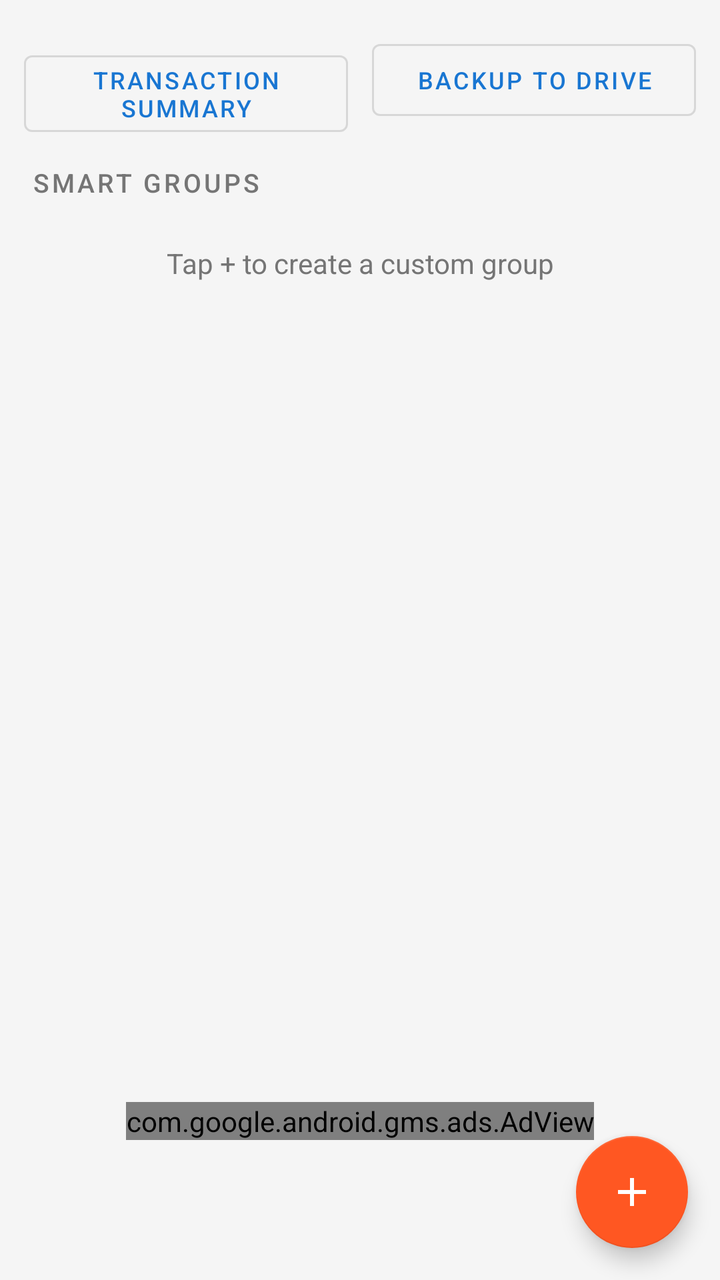
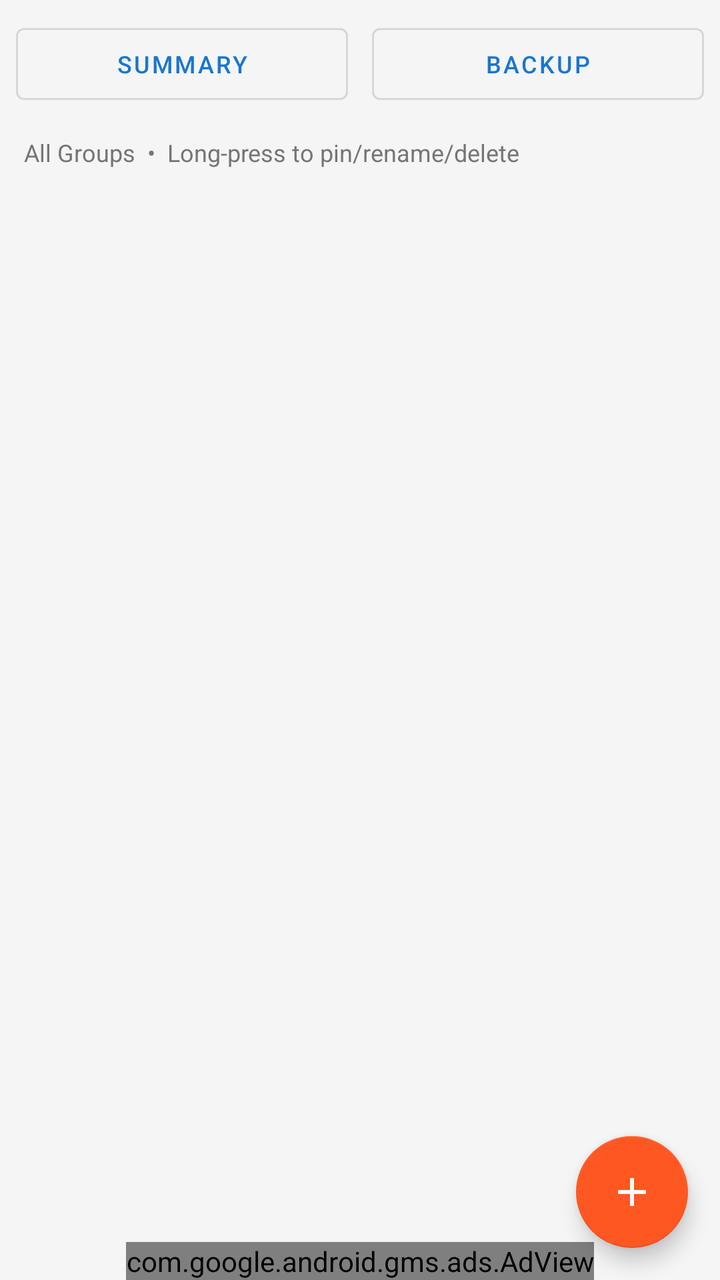

Screens rendered from an Android XML layout before and after an edit, with the pre-edit source and the edit as a unified diff.
<!-- AndroidManifest.xml: application theme Theme.MessageOrganizer -->
<!-- res/layout/fragment_groups.xml -->
<?xml version="1.0" encoding="utf-8"?>
<androidx.coordinatorlayout.widget.CoordinatorLayout
    xmlns:android="http://schemas.android.com/apk/res/android"
    xmlns:app="http://schemas.android.com/apk/res-auto"
    android:layout_width="match_parent"
    android:layout_height="match_parent"
    android:background="@color/background">

    <androidx.core.widget.NestedScrollView
        android:layout_width="match_parent"
        android:layout_height="match_parent"
        android:padding="8dp">

        <LinearLayout
            android:layout_width="match_parent"
            android:layout_height="wrap_content"
            android:orientation="vertical">

            
            <LinearLayout
                android:layout_width="match_parent"
                android:layout_height="wrap_content"
                android:orientation="horizontal"
                android:paddingHorizontal="4dp"
                android:paddingTop="8dp"
                android:paddingBottom="4dp">

                <com.google.android.material.button.MaterialButton
                    android:id="@+id/btnSummary"
                    style="@style/Widget.MaterialComponents.Button.OutlinedButton"
                    android:layout_width="0dp"
                    android:layout_height="wrap_content"
                    android:layout_weight="1"
                    android:layout_marginEnd="6dp"
                    android:text="Transaction Summary"
                    android:textSize="12sp" />

                <com.google.android.material.button.MaterialButton
                    android:id="@+id/btnBackup"
                    style="@style/Widget.MaterialComponents.Button.OutlinedButton"
                    android:layout_width="0dp"
                    android:layout_height="wrap_content"
                    android:layout_weight="1"
                    android:layout_marginStart="6dp"
                    android:text="Backup to Drive"
                    android:textSize="12sp" />
            </LinearLayout>

            <ProgressBar
                android:id="@+id/progressBar"
                android:layout_width="wrap_content"
                android:layout_height="wrap_content"
                android:layout_gravity="center"
                android:layout_marginTop="32dp"
                android:visibility="gone" />

            <TextView
                android:id="@+id/tvBuiltInHeader"
                android:layout_width="match_parent"
                android:layout_height="wrap_content"
                android:text="Smart Groups"
                android:textSize="13sp"
                android:textColor="@color/text_secondary"
                android:textAllCaps="true"
                android:letterSpacing="0.1"
                android:paddingHorizontal="8dp"
                android:paddingTop="12dp"
                android:paddingBottom="6dp"
                android:fontFamily="sans-serif-medium" />

            <androidx.recyclerview.widget.RecyclerView
                android:id="@+id/rvBuiltIn"
                android:layout_width="match_parent"
                android:layout_height="wrap_content"
                android:nestedScrollingEnabled="false" />

            <TextView
                android:id="@+id/tvCustomHeader"
                android:layout_width="match_parent"
                android:layout_height="wrap_content"
                android:text="My Groups"
                android:textSize="13sp"
                android:textColor="@color/text_secondary"
                android:textAllCaps="true"
                android:letterSpacing="0.1"
                android:paddingHorizontal="8dp"
                android:paddingTop="12dp"
                android:paddingBottom="6dp"
                android:fontFamily="sans-serif-medium"
                android:visibility="gone" />

            <androidx.recyclerview.widget.RecyclerView
                android:id="@+id/rvCustom"
                android:layout_width="match_parent"
                android:layout_height="wrap_content"
                android:nestedScrollingEnabled="false" />

            <TextView
                android:id="@+id/tvNoCustom"
                android:layout_width="match_parent"
                android:layout_height="wrap_content"
                android:text="Tap + to create a custom group"
                android:textSize="14sp"
                android:textColor="@color/text_secondary"
                android:gravity="center"
                android:padding="16dp" />

        </LinearLayout>
    </androidx.core.widget.NestedScrollView>

    
    <com.google.android.gms.ads.AdView
        xmlns:ads="http://schemas.android.com/apk/res-auto"
        android:id="@+id/adView"
        android:layout_width="wrap_content"
        android:layout_height="wrap_content"
        android:layout_gravity="bottom|center_horizontal"
        android:layout_marginBottom="70dp"
        ads:adSize="BANNER"
        ads:adUnitId="ca-app-pub-4083049312549641/5537795532" />

    <com.google.android.material.floatingactionbutton.FloatingActionButton
        android:id="@+id/fabAddGroup"
        android:layout_width="wrap_content"
        android:layout_height="wrap_content"
        android:layout_gravity="bottom|end"
        android:layout_margin="16dp"
        android:contentDescription="Create group"
        app:srcCompat="@drawable/ic_add"
        app:tint="@android:color/white" />

</androidx.coordinatorlayout.widget.CoordinatorLayout>
<!-- resources referenced by this layout -->
<resources>
  <color name="background">#F5F5F5</color>
  <color name="text_secondary">#757575</color>
  <!-- drawable ic_add (drawable) -->
  <?xml version="1.0" encoding="utf-8"?>
  <vector xmlns:android="http://schemas.android.com/apk/res/android"
      android:width="24dp"
      android:height="24dp"
      android:viewportWidth="24"
      android:viewportHeight="24">
      <path
          android:fillColor="#FF000000"
          android:pathData="M19,13h-6v6h-2v-6H5v-2h6V5h2v6h6v2z" />
  </vector>
  <style name="Theme.MessageOrganizer" parent="Theme.MaterialComponents.DayNight.NoActionBar">
          <item name="colorPrimary">@color/primary</item>
          <item name="colorPrimaryVariant">@color/primary_dark</item>
          <item name="colorOnPrimary">@color/white</item>
          <item name="colorSecondary">@color/accent</item>
          <item name="colorOnSecondary">@color/white</item>
          <item name="android:statusBarColor">@color/primary_dark</item>
          <item name="android:colorBackground">@color/background</item>
      </style>
  <color name="primary">#1976D2</color>
  <color name="primary_dark">#1565C0</color>
  <color name="white">#FFFFFFFF</color>
  <color name="accent">#FF5722</color>
</resources>

<!-- the commit's change to res/layout/fragment_groups.xml (unified diff, before → after) -->
@@ -2,122 +2,93 @@
 <androidx.coordinatorlayout.widget.CoordinatorLayout
     xmlns:android="http://schemas.android.com/apk/res/android"
     xmlns:app="http://schemas.android.com/apk/res-auto"
+    xmlns:ads="http://schemas.android.com/apk/res-auto"
     android:layout_width="match_parent"
     android:layout_height="match_parent"
     android:background="@color/background">
 
-    <androidx.core.widget.NestedScrollView
+    <LinearLayout
         android:layout_width="match_parent"
         android:layout_height="match_parent"
-        android:padding="8dp">
+        android:orientation="vertical">
 
+        
         <LinearLayout
             android:layout_width="match_parent"
             android:layout_height="wrap_content"
-            android:orientation="vertical">
+            android:orientation="horizontal"
+            android:paddingHorizontal="8dp"
+            android:paddingTop="8dp"
+            android:paddingBottom="4dp">
 
-            
-            <LinearLayout
-                android:layout_width="match_parent"
+            <com.google.android.material.button.MaterialButton
+                android:id="@+id/btnSummary"
+                style="@style/Widget.MaterialComponents.Button.OutlinedButton"
+                android:layout_width="0dp"
                 android:layout_height="wrap_content"
-                android:orientation="horizontal"
-                android:paddingHorizontal="4dp"
-                android:paddingTop="8dp"
-                android:paddingBottom="4dp">
+                android:layout_weight="1"
+                android:layout_marginEnd="6dp"
+                android:text="Summary"
+                android:textSize="12sp" />
 
-                <com.google.android.material.button.MaterialButton
-                    android:id="@+id/btnSummary"
-                    style="@style/Widget.MaterialComponents.Button.OutlinedButton"
-                    android:layout_width="0dp"
-                    android:layout_height="wrap_content"
-                    android:layout_weight="1"
-                    android:layout_marginEnd="6dp"
-                    android:text="Transaction Summary"
-                    android:textSize="12sp" />
+            <com.google.android.material.button.MaterialButton
+                android:id="@+id/btnBackup"
+                style="@style/Widget.MaterialComponents.Button.OutlinedButton"
+                android:layout_width="0dp"
+                android:layout_height="wrap_content"
+                android:layout_weight="1"
+                android:layout_marginStart="6dp"
+                android:text="Backup"
+                android:textSize="12sp" />
+        </LinearLayout>
 
-                <com.google.android.material.button.MaterialButton
-                    android:id="@+id/btnBackup"
-                    style="@style/Widget.MaterialComponents.Button.OutlinedButton"
-                    android:layout_width="0dp"
-                    android:layout_height="wrap_content"
-                    android:layout_weight="1"
-                    android:layout_marginStart="6dp"
-                    android:text="Backup to Drive"
-                    android:textSize="12sp" />
-            </LinearLayout>
+        <ProgressBar
+            android:id="@+id/progressBar"
+            android:layout_width="wrap_content"
+            android:layout_height="wrap_content"
+            android:layout_gravity="center"
+            android:visibility="gone" />
 
-            <ProgressBar
-                android:id="@+id/progressBar"
-                android:layout_width="wrap_content"
-                android:layout_height="wrap_content"
-                android:layout_gravity="center"
-                android:layout_marginTop="32dp"
-                android:visibility="gone" />
+        <TextView
+            android:id="@+id/tvBuiltInHeader"
+            android:layout_width="match_parent"
+            android:layout_height="wrap_content"
+            android:text="All Groups  •  Long-press to pin/rename/delete"
+            android:textSize="12sp"
+            android:textColor="@color/text_secondary"
+            android:paddingHorizontal="12dp"
+            android:paddingTop="8dp"
+            android:paddingBottom="4dp" />
 
-            <TextView
-                android:id="@+id/tvBuiltInHeader"
-                android:layout_width="match_parent"
-                android:layout_height="wrap_content"
-                android:text="Smart Groups"
-                android:textSize="13sp"
-                android:textColor="@color/text_secondary"
-                android:textAllCaps="true"
-                android:letterSpacing="0.1"
-                android:paddingHorizontal="8dp"
-                android:paddingTop="12dp"
-                android:paddingBottom="6dp"
-                android:fontFamily="sans-serif-medium" />
+        <androidx.recyclerview.widget.RecyclerView
+            android:id="@+id/rvBuiltIn"
+            android:layout_width="match_parent"
+            android:layout_height="0dp"
+            android:layout_weight="1"
+            android:clipToPadding="false"
+            android:paddingBottom="60dp" />
 
-            <androidx.recyclerview.widget.RecyclerView
-                android:id="@+id/rvBuiltIn"
-                android:layout_width="match_parent"
-                android:layout_height="wrap_content"
-                android:nestedScrollingEnabled="false" />
+        <TextView
+            android:id="@+id/tvNoCustom"
+            android:layout_width="match_parent"
+            android:layout_height="wrap_content"
+            android:text="Loading groups..."
+            android:textSize="14sp"
+            android:textColor="@color/text_secondary"
+            android:gravity="center"
+            android:padding="24dp"
+            android:visibility="gone" />
 
-            <TextView
-                android:id="@+id/tvCustomHeader"
-                android:layout_width="match_parent"
-                android:layout_height="wrap_content"
-                android:text="My Groups"
-                android:textSize="13sp"
-                android:textColor="@color/text_secondary"
-                android:textAllCaps="true"
-                android:letterSpacing="0.1"
-                android:paddingHorizontal="8dp"
-                android:paddingTop="12dp"
-                android:paddingBottom="6dp"
-                android:fontFamily="sans-serif-medium"
-                android:visibility="gone" />
+        
+        <com.google.android.gms.ads.AdView
+            android:id="@+id/adView"
+            android:layout_width="wrap_content"
+            android:layout_height="wrap_content"
+            android:layout_gravity="center_horizontal"
+            ads:adSize="BANNER"
+            ads:adUnitId="ca-app-pub-4083049312549641/5537795532" />
 
-            <androidx.recyclerview.widget.RecyclerView
-                android:id="@+id/rvCustom"
-                android:layout_width="match_parent"
-                android:layout_height="wrap_content"
-                android:nestedScrollingEnabled="false" />
-
-            <TextView
-                android:id="@+id/tvNoCustom"
-                android:layout_width="match_parent"
-                android:layout_height="wrap_content"
-                android:text="Tap + to create a custom group"
-                android:textSize="14sp"
-                android:textColor="@color/text_secondary"
-                android:gravity="center"
-                android:padding="16dp" />
-
-        </LinearLayout>
-    </androidx.core.widget.NestedScrollView>
-
-    
-    <com.google.android.gms.ads.AdView
-        xmlns:ads="http://schemas.android.com/apk/res-auto"
-        android:id="@+id/adView"
-        android:layout_width="wrap_content"
-        android:layout_height="wrap_content"
-        android:layout_gravity="bottom|center_horizontal"
-        android:layout_marginBottom="70dp"
-        ads:adSize="BANNER"
-        ads:adUnitId="ca-app-pub-4083049312549641/5537795532" />
+    </LinearLayout>
 
     <com.google.android.material.floatingactionbutton.FloatingActionButton
         android:id="@+id/fabAddGroup"
@@ -125,7 +96,6 @@
         android:layout_height="wrap_content"
         android:layout_gravity="bottom|end"
         android:layout_margin="16dp"
-        android:contentDescription="Create group"
         app:srcCompat="@drawable/ic_add"
         app:tint="@android:color/white" />
 
